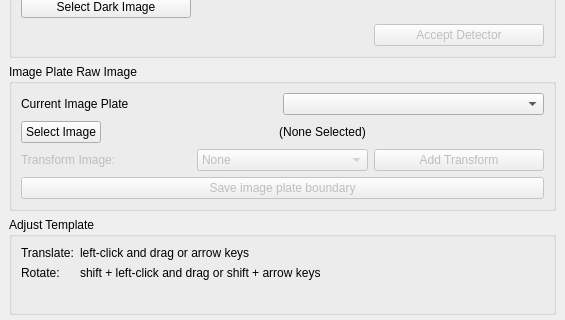
Qt form hexrdgui/resources/ui/llnl_import_tool_dialog.ui (HEXRD/hexrdgui) before a commit; both pictures show x 0 to 565 and y 315 to 635 of the 565 by 854 pixel window.
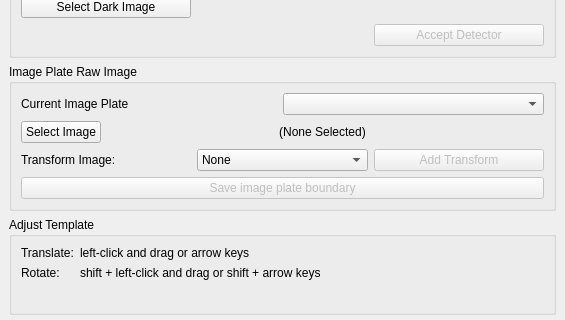
The same form after that commit.

Commit message: Make sure that the transform option is enabled on image load

The edit to the form file:
```diff
--- a/hexrdgui/resources/ui/llnl_import_tool_dialog.ui
+++ b/hexrdgui/resources/ui/llnl_import_tool_dialog.ui
@@ -355,7 +355,7 @@
        <item row="2" column="0">
         <widget class="QFrame" name="transform_img">
          <property name="enabled">
-          <bool>false</bool>
+          <bool>true</bool>
          </property>
          <property name="frameShape">
           <enum>QFrame::NoFrame</enum>
@@ -389,7 +389,7 @@
           <item row="0" column="1">
            <widget class="QComboBox" name="transforms">
             <property name="enabled">
-             <bool>false</bool>
+             <bool>true</bool>
             </property>
             <item>
              <property name="text">
```
The commit also changes 1 other file.
